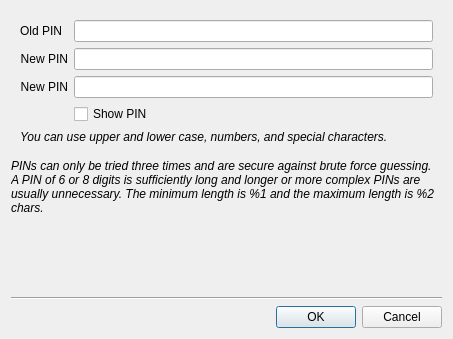
Above: ui/stick20changepassworddialog.ui from Nitrokey/nitrokey-app before the change. Below: the same form after it.
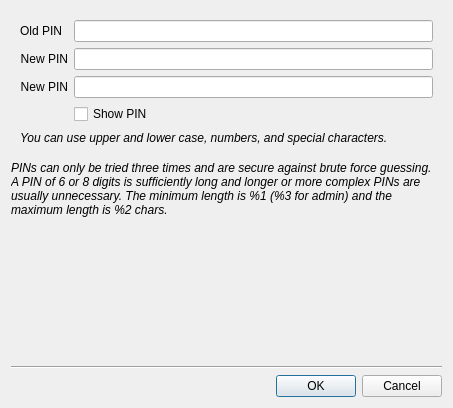
That is the form after the change. Icons and pictures are not drawn.

Commit message: Add information about admin minimum password length

Diff of the .ui file:
```diff
--- a/ui/stick20changepassworddialog.ui
+++ b/ui/stick20changepassworddialog.ui
@@ -7,7 +7,7 @@
     <x>0</x>
     <y>0</y>
     <width>453</width>
-    <height>339</height>
+    <height>408</height>
    </rect>
   </property>
   <property name="sizePolicy">
@@ -120,7 +120,7 @@
       <bool>true</bool>
      </property>
      <property name="text">
-      <string>&lt;html&gt;&lt;head/&gt;&lt;body&gt;&lt;p&gt;&lt;span style=&quot; font-style:italic;&quot;&gt;PINs can only be tried three times and are secure against brute force guessing. A PIN of 6 or 8 digits is sufficiently long and longer or more complex PINs are usually unnecessary. The minimum length is %1 and the maximum length is %2 chars.&lt;/span&gt;&lt;/p&gt;&lt;/body&gt;&lt;/html&gt;</string>
+      <string>&lt;html&gt;&lt;head/&gt;&lt;body&gt;&lt;p&gt;&lt;span style=&quot; font-style:italic;&quot;&gt;PINs can only be tried three times and are secure against brute force guessing. A PIN of 6 or 8 digits is sufficiently long and longer or more complex PINs are usually unnecessary. The minimum length is %1 (%3 for admin) and the maximum length is %2 chars. &lt;/span&gt;&lt;/p&gt;&lt;/body&gt;&lt;/html&gt;</string>
      </property>
      <property name="scaledContents">
       <bool>false</bool>
```
The commit also changes 1 other file.
